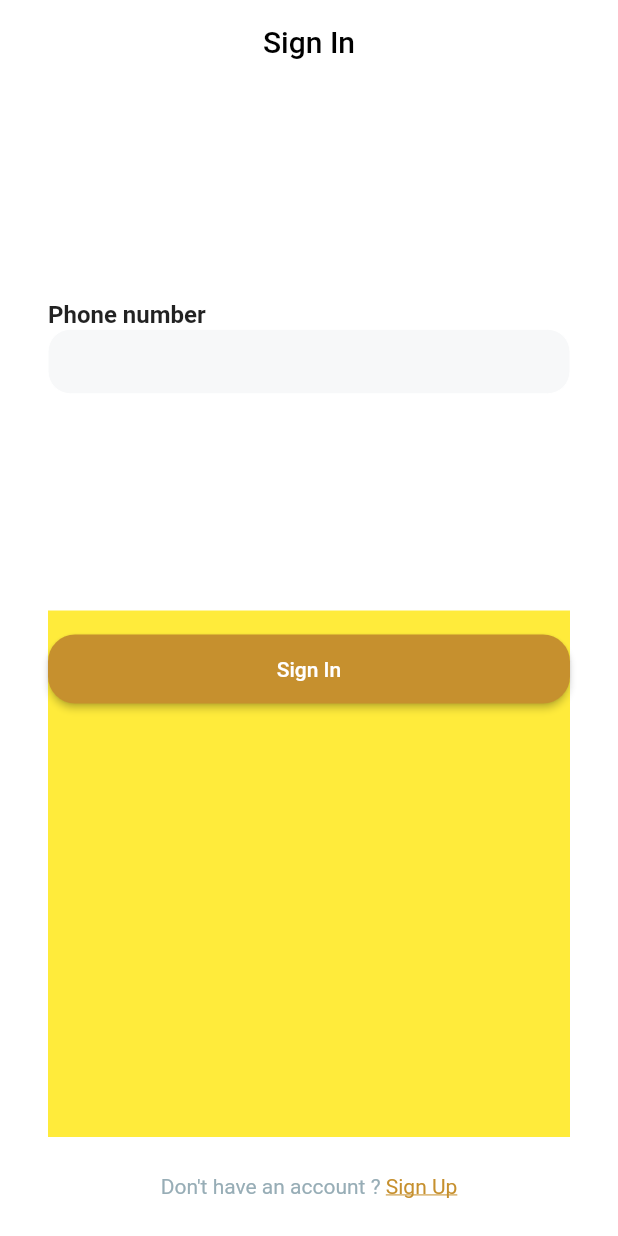
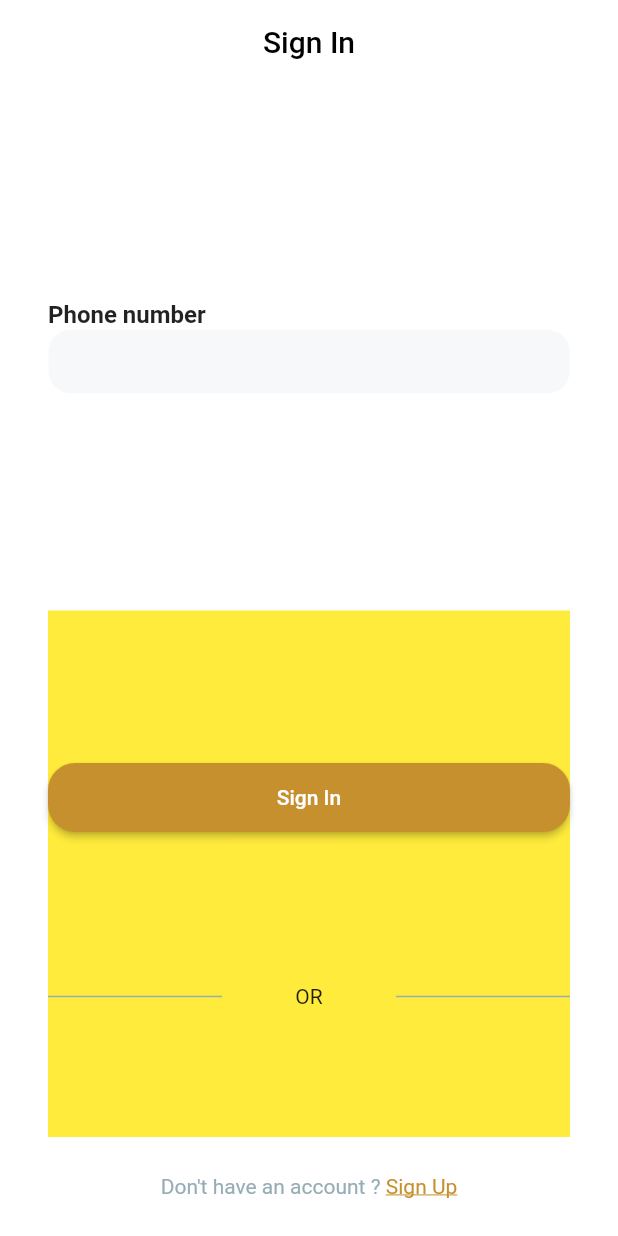
Before and after one commit to maelfosso/andi-taxi-mobile-app, a Flutter app: the SignIn screen opened directly, on a phone screen of 412 x 824 dp. Run offline on Flutter 3.47's test engine with Material 2 defaults, Android fonts, the phone set to English and light mode, and no system bars.

Commit message:
added divider between sign in button and next social network buttons

```diff
--- a/lib/ui/signin.dart
+++ b/lib/ui/signin.dart
@@ -37,12 +37,44 @@ class _SignInState extends State<SignIn> {
       )
     );
 
+    var divider = Container(
+      child: Row(
+        mainAxisAlignment: MainAxisAlignment.spaceBetween,
+        crossAxisAlignment: CrossAxisAlignment.center,
+        children: [
+          Expanded(
+            child: Container(
+              color: Theme.of(context).accentColor,
+              height: 1.0,
+            )
+          ),
+          Expanded(
+            child: Container(
+              child: Text(
+                "OR",
+                textAlign: TextAlign.center,
+              )
+            )
+          ),
+          Expanded(
+            child: Container(
+              color: Theme.of(context).accentColor,
+              height: 1.0,
+            )
+          ),
+        ],
+      ),
+    );
+
     return Expanded(
       child: Container(
         color: Colors.yellow,
         child: Column(
+          mainAxisAlignment: MainAxisAlignment.spaceEvenly,
+          crossAxisAlignment: CrossAxisAlignment.center,
           children: [
             signInButton,
+            divider
           ],
         ),
       )
```
